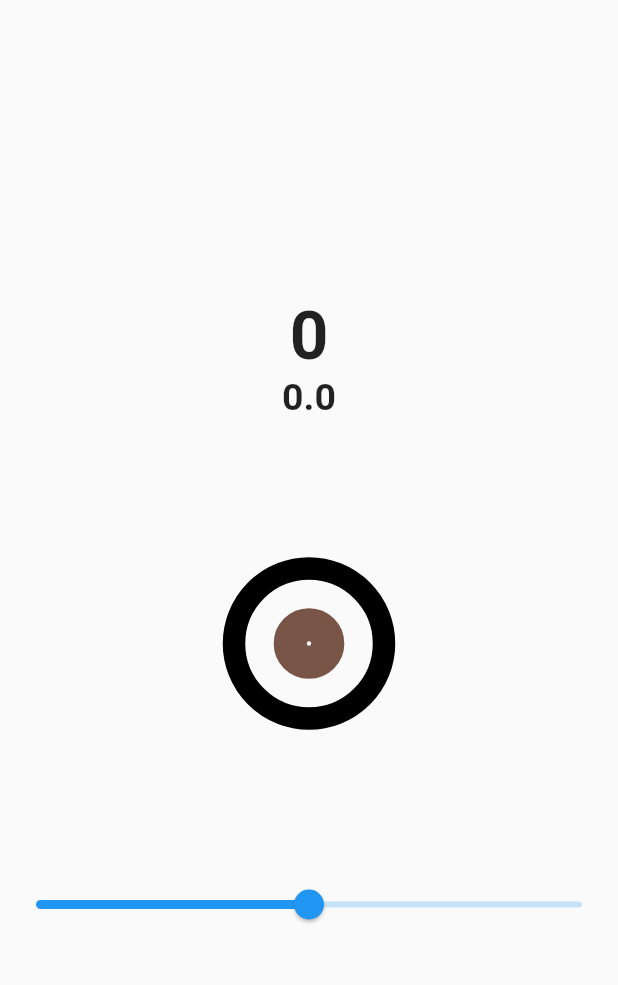
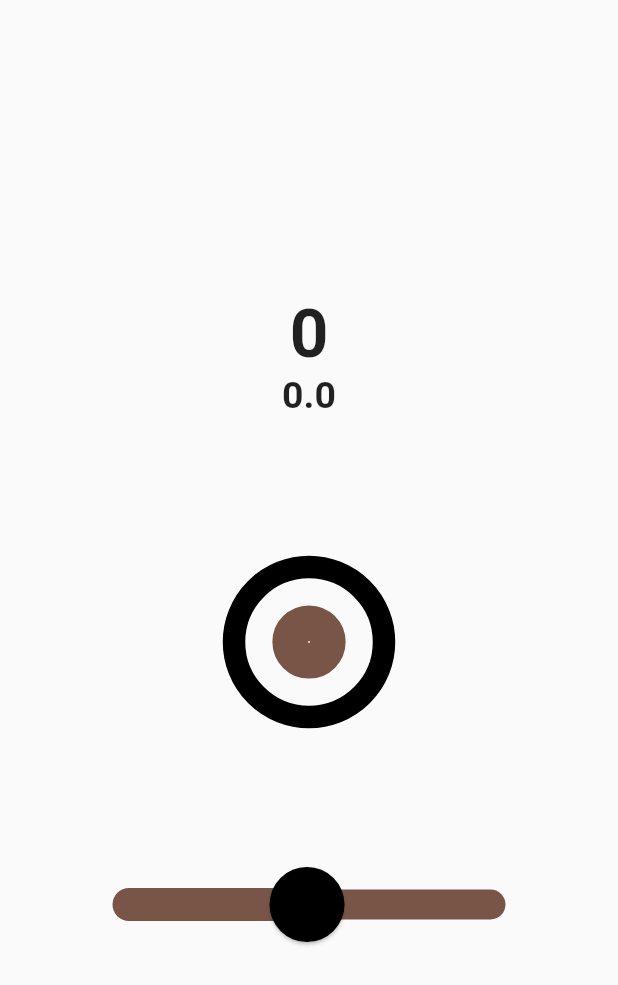
Before and after one commit to joscha0/circle_hit, a Flutter app: the screen it shows after launch, after a tap on "PLAY survival", on a phone screen of 412 x 824 dp. Shown: the top 985 px of the screen. Run offline on Flutter 3.47's test engine with Material 2 defaults, Android fonts, the phone set to English and light mode, and no system bars.

Commit message:
improve slider design

```diff
--- a/lib/main.dart
+++ b/lib/main.dart
@@ -51,8 +51,7 @@ class _MyStatefulWidgetState extends State<MyStatefulWidget> {
         Text(
           isPlaying
               ? '$startTime'
-              : 'last score $score' +
-                  (isSurvival ? " (survival)" : " (one min)"),
+              : 'last score $score' + (isSurvival ? " (survival)" : " (1 min)"),
           style: TextStyle(fontSize: 25, fontWeight: FontWeight.bold),
         ),
         SizedBox(
@@ -75,9 +74,19 @@ class _MyStatefulWidgetState extends State<MyStatefulWidget> {
           height: 50,
         ),
         isPlaying
-            ? Slider(
+            ? Padding(
+                padding: const EdgeInsets.fromLTRB(50, 0, 50, 0),
+                child: SliderTheme(
+                  data: SliderTheme.of(context).copyWith(
+                    trackHeight: 20,
+                    thumbColor: Colors.black,
+                    thumbShape: RoundSliderThumbShape(enabledThumbRadius: 25.0),
+                    activeTrackColor: _targetColor,
+                    inactiveTrackColor: _targetColor,
+                  ),
+                  child: Slider(
                     value: _sliderValue,
-                min: 0,
+                    min: 1,
                     max: 100,
                     onChanged: (double value) {
                       setState(() {
@@ -91,6 +100,8 @@ class _MyStatefulWidgetState extends State<MyStatefulWidget> {
                         }
                       });
                     },
+                  ),
+                ),
               )
             : Column(
                 mainAxisAlignment: MainAxisAlignment.center,
@@ -149,7 +160,7 @@ class _MyStatefulWidgetState extends State<MyStatefulWidget> {
 
   void randomizeCircles() {
     setState(() {
-      _targetValue = Random().nextDouble() * 100;
+      _targetValue = (Random().nextDouble() + 0.015) * 95;
       _targetColor =
           Colors.primaries[Random().nextInt(Colors.primaries.length)];
     });
```
Lines whose indentation alone changed are shown as unchanged.
